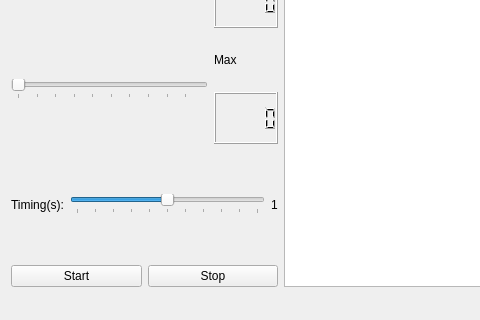
First picture: the form in Unidade 3/clientProducer/mainwindow.ui, repository victorers1/DCA1202-ProgramacaoAvancada, before the edit; both pictures show x 0 to 480 and y 184 to 504 of the 561 by 504 pixel window.
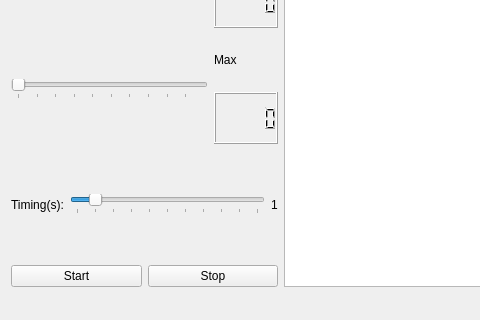
Second picture: the form after the edit. Icons and pictures are not drawn.

```diff
--- a/Unidade 3/clientProducer/mainwindow.ui
+++ b/Unidade 3/clientProducer/mainwindow.ui
@@ -165,8 +165,11 @@
           <property name="pageStep">
            <number>1</number>
           </property>
+          <property name="value">
+           <number>1</number>
+          </property>
           <property name="sliderPosition">
-           <number>5</number>
+           <number>1</number>
           </property>
           <property name="orientation">
            <enum>Qt::Horizontal</enum>
```
